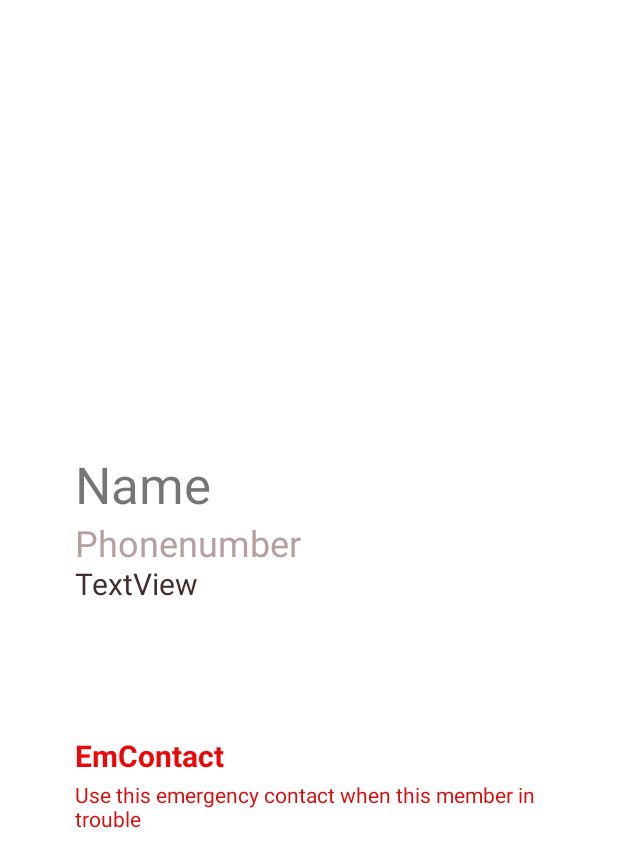
After one commit to cbjayanath/MAD-project, an Android app: the layout activity_member_detail.xml on its own in the app's theme, with its tools: preview values and no code run, on a phone screen of 412 x 824 dp. The commit adds this screen. Shown: the top 867 px of the screen. Run offline under Robolectric (Android 15) with nearby library versions, the phone set to English and light mode, and no system bars.

Commit message:
Can view member in Recycle view and display all details in the Member detail activity.

```diff
--- /dev/null
+++ b/app/src/main/res/layout/activity_member_detail.xml
@@ -0,0 +1,64 @@
+<?xml version="1.0" encoding="utf-8"?>
+<RelativeLayout xmlns:android="http://schemas.android.com/apk/res/android"
+    xmlns:app="http://schemas.android.com/apk/res-auto"
+    xmlns:tools="http://schemas.android.com/tools"
+    android:layout_width="match_parent"
+    android:layout_height="match_parent"
+    tools:context=".MemberDetail">
+
+    <TextView
+        android:id="@+id/txt_show_member_name"
+        android:layout_width="wrap_content"
+        android:layout_height="wrap_content"
+        android:layout_marginStart="50dp"
+        android:layout_marginTop="300dp"
+        android:layout_marginEnd="50dp"
+        android:text="Name"
+        android:textSize="34sp"
+        tools:layout_editor_absoluteX="156dp"
+        tools:layout_editor_absoluteY="184dp" />
+
+    <TextView
+        android:id="@+id/txt_show_member_phonenumber"
+        android:layout_width="wrap_content"
+        android:layout_height="wrap_content"
+        android:text="Phonenumber"
+        android:textColor="#B69F9F"
+        android:layout_marginStart="50dp"
+        android:layout_marginTop="345dp"
+        android:layout_marginEnd="50dp"
+        android:textSize="24sp" />
+
+    <TextView
+        android:id="@+id/txt_show_member_address"
+        android:layout_width="wrap_content"
+        android:layout_height="wrap_content"
+        android:layout_marginStart="50dp"
+        android:layout_marginTop="375dp"
+        android:layout_marginEnd="50dp"
+        android:text="TextView"
+        android:textColor="#422D2D"
+        android:textSize="20sp" />
+
+    <TextView
+        android:id="@+id/txt_show_member_emergancy_words"
+        android:layout_width="wrap_content"
+        android:layout_height="wrap_content"
+        android:text="Use this emergency contact when this member in trouble"
+        android:layout_marginStart="50dp"
+        android:layout_marginTop="520dp"
+        android:layout_marginEnd="50dp"
+        android:textColor="#DA0D0D" />
+
+    <TextView
+        android:id="@+id/txt_show_member_emergancy_contact"
+        android:layout_width="wrap_content"
+        android:layout_height="wrap_content"
+        android:layout_marginStart="50dp"
+        android:layout_marginTop="490dp"
+        android:layout_marginEnd="50dp"
+        android:text="EmContact"
+        android:textColor="#EC0808"
+        android:textSize="20sp"
+        android:textStyle="bold" />
+</RelativeLayout>
```
Also changed, not shown: app/src/main/AndroidManifest.xml (+8 -2 lines), app/src/main/java/com/example/nextrip/Adapters/MembersAdapter.kt (+11 -6 lines), app/src/main/java/com/example/nextrip/Member.kt (+24 -8 lines), app/src/main/java/com/example/nextrip/MemberDetail.kt (added, +33 -0 lines), app/src/main/res/layout/activity_member.xml (+11 -0 lines), app/src/main/res/layout/list_members.xml (+20 -17 lines), app/src/main/res/drawable/loadicon.gif (added).
